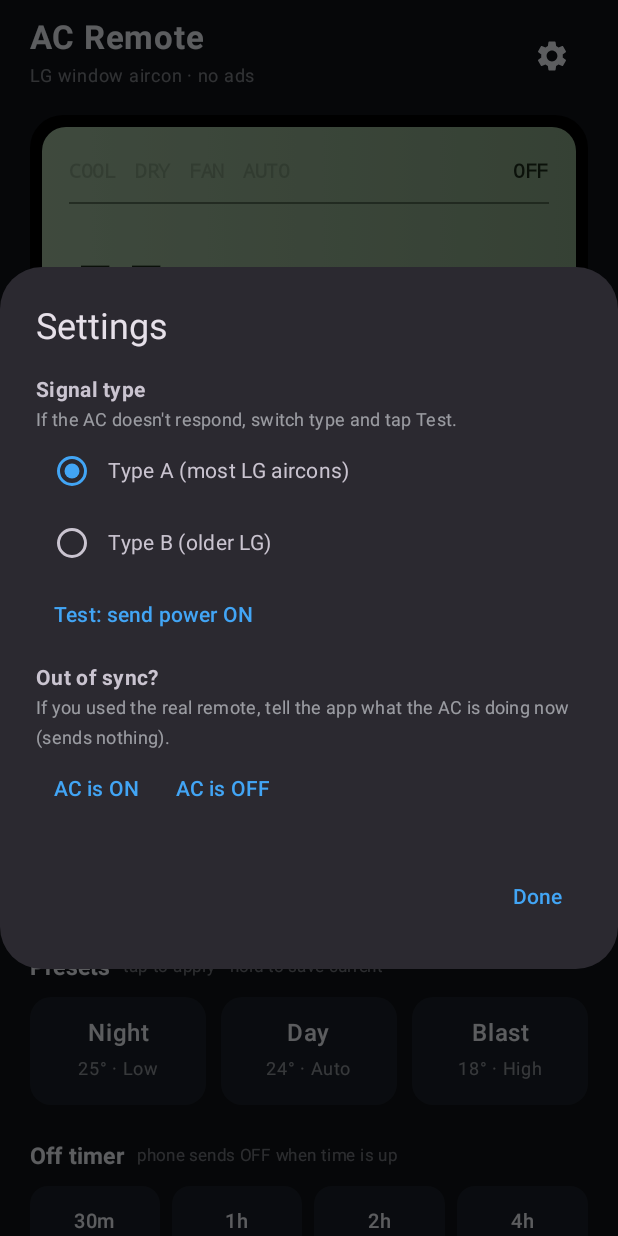
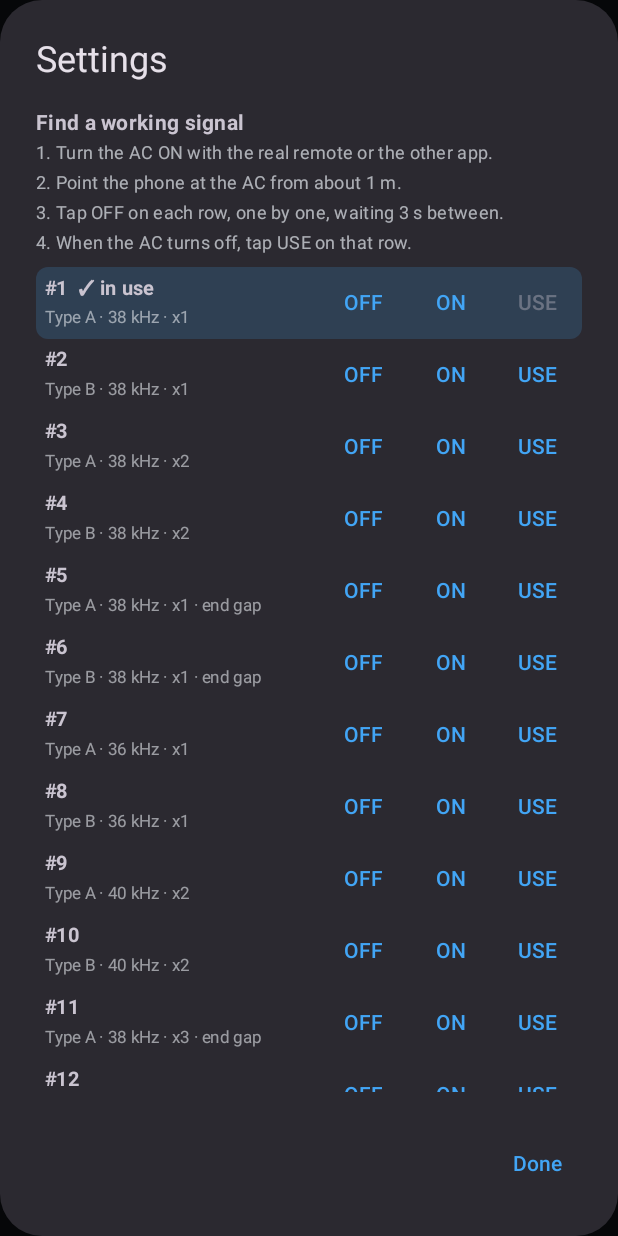
Before and after one commit to kalomaaan/LG_remote, an Android app built with Jetpack Compose: the screen it shows after launch (MainActivity), after a tap on "Settings", on a phone screen of 412 x 824 dp. Run offline under Robolectric (Android 15) with nearby library versions, the phone set to English and light mode, and no system bars.

Commit message:
v1.0.1: signal finder with 12 IR variants + phone IR diagnostics
Co-Authored-By: Claude Opus 5.5 <noreply@anthropic.com>
Claude-Session: https://claude.ai/code/session_01JU7XzfbG3rvNhXN7wbEf1a

```diff
--- a/app/src/main/java/com/kalomaaan/acremote/AcState.kt
+++ b/app/src/main/java/com/kalomaaan/acremote/AcState.kt
@@ -8,7 +8,7 @@ data class AcState(
     val temp: Int = 24,
     val fan: LgCodec.Fan = LgCodec.Fan.AUTO,
     val energySaving: Boolean = false,
-    val timing: LgCodec.Timing = LgCodec.Timing.TYPE_A,
+    val variant: Int = 0,
     val offTimerAt: Long = 0L,
 )
 
@@ -25,7 +25,7 @@ object Store {
             temp = p.getInt("temp", 24),
             fan = enumOr(p.getString("fan", null), LgCodec.Fan.AUTO),
             energySaving = p.getBoolean("energy", false),
-            timing = enumOr(p.getString("timing", null), LgCodec.Timing.TYPE_A),
+            variant = p.getInt("variant", 0),
             offTimerAt = p.getLong("offTimerAt", 0L),
         )
     }
@@ -37,7 +37,7 @@ object Store {
             .putInt("temp", s.temp)
             .putString("fan", s.fan.name)
             .putBoolean("energy", s.energySaving)
-            .putString("timing", s.timing.name)
+            .putInt("variant", s.variant)
             .putLong("offTimerAt", s.offTimerAt)
             .apply()
     }
--- a/app/src/main/java/com/kalomaaan/acremote/LgCodec.kt
+++ b/app/src/main/java/com/kalomaaan/acremote/LgCodec.kt
@@ -79,16 +79,60 @@ object LgCodec {
         return withChecksum(frame)
     }
 
+    /**
+     * One way of putting the frame on the air. Phones' IR drivers and LG units differ
+     * slightly, so the app lets the user try several and keep the one that works.
+     */
+    data class Variant(
+        val timing: Timing,
+        val freq: Int = CARRIER_HZ,
+        val repeats: Int = 1,
+        val tailGap: Boolean = false,
+    ) {
+        val label: String
+            get() = buildString {
+                append(if (timing == Timing.TYPE_A) "Type A" else "Type B")
+                append(" · ${freq / 1000} kHz · x$repeats")
+                if (tailGap) append(" · end gap")
+            }
+    }
+
+    val VARIANTS = listOf(
+        Variant(Timing.TYPE_A),
+        Variant(Timing.TYPE_B),
+        Variant(Timing.TYPE_A, repeats = 2),
+        Variant(Timing.TYPE_B, repeats = 2),
+        Variant(Timing.TYPE_A, tailGap = true),
+        Variant(Timing.TYPE_B, tailGap = true),
+        Variant(Timing.TYPE_A, freq = 36_000),
+        Variant(Timing.TYPE_B, freq = 36_000),
+        Variant(Timing.TYPE_A, freq = 40_000, repeats = 2),
+        Variant(Timing.TYPE_B, freq = 40_000, repeats = 2),
+        Variant(Timing.TYPE_A, repeats = 3, tailGap = true),
+        Variant(Timing.TYPE_B, repeats = 3, tailGap = true),
+    )
+
+    fun variant(index: Int): Variant = VARIANTS.getOrElse(index) { VARIANTS[0] }
+
+    private const val FRAME_GAP_US = 40_000
+
     /** Raw on/off durations in microseconds, as ConsumerIrManager.transmit expects. */
-    fun toPattern(frame: Int, timing: Timing): IntArray {
-        val out = ArrayList<Int>(2 + 28 * 2 + 1)
-        out += timing.headerMark
-        out += timing.headerSpace
-        for (i in 27 downTo 0) {
-            out += timing.bitMark
-            out += if ((frame ushr i) and 1 == 1) timing.oneSpace else timing.zeroSpace
+    fun toPattern(frame: Int, timing: Timing): IntArray = toPattern(frame, Variant(timing))
+
+    fun toPattern(frame: Int, v: Variant): IntArray {
+        val t = v.timing
+        val out = ArrayList<Int>()
+        repeat(v.repeats) { r ->
+            if (r > 0) out += FRAME_GAP_US
+            out += t.headerMark
+            out += t.headerSpace
+            for (i in 27 downTo 0) {
+                out += t.bitMark
+                out += if ((frame ushr i) and 1 == 1) t.oneSpace else t.zeroSpace
+            }
+            out += t.bitMark
         }
-        out += timing.bitMark
+        if (v.tailGap) out += FRAME_GAP_US
         return out.toIntArray()
     }
 
--- a/app/src/main/java/com/kalomaaan/acremote/MainActivity.kt
+++ b/app/src/main/java/com/kalomaaan/acremote/MainActivity.kt
@@ -115,7 +115,7 @@ fun RemoteScreen() {
     }
 
     fun send(frame: Int, label: String) {
-        val err = ir.send(frame, state.timing)
+        val err = ir.send(frame, LgCodec.variant(state.variant))
         buzz(ctx)
         status = err ?: "Sent: $label  (${LgCodec.hex(frame)})"
     }
@@ -286,8 +286,19 @@ fun RemoteScreen() {
     if (showSettings) {
         SettingsDialog(
             state = state,
-            onTiming = { update(state.copy(timing = it)) },
-            onTest = { send(LgCodec.stateFrame(state.mode, state.temp, state.fan, turningOn = true), "Test (power on)") },
+            irInfo = ir.info(),
+            onUseVariant = { i ->
+                update(state.copy(variant = i))
+                status = "Using signal #${i + 1}: ${LgCodec.variant(i).label}"
+            },
+            onTry = { i, on ->
+                val v = LgCodec.variant(i)
+                val frame = if (on) LgCodec.stateFrame(state.mode, state.temp, state.fan, turningOn = true) else LgCodec.CMD_OFF
+                val err = ir.send(frame, v)
+                buzz(ctx)
+                status = err ?: "Tried #${i + 1} ${if (on) "ON" else "OFF"} (${LgCodec.hex(frame)})"
+                err ?: "Sent #${i + 1} ${if (on) "ON" else "OFF"}"
+            },
             onSync = { power ->
                 update(state.copy(power = power))
                 status = "App now thinks the AC is ${if (power) "ON" else "OFF"}"
@@ -444,27 +455,51 @@ private fun SectionTitle(title: String, hint: String) {
 @Composable
 private fun SettingsDialog(
     state: AcState,
-    onTiming: (LgCodec.Timing) -> Unit,
-    onTest: () -> Unit,
+    irInfo: String,
+    onUseVariant: (Int) -> Unit,
+    onTry: (Int, Boolean) -> String,
     onSync: (Boolean) -> Unit,
     onDismiss: () -> Unit,
 ) {
+    var lastResult by remember { mutableStateOf("") }
     AlertDialog(
         onDismissRequest = onDismiss,
         confirmButton = { TextButton(onClick = onDismiss) { Text("Done") } },
         title = { Text("Settings") },
         text = {
-            Column {
-                Text("Signal type", fontWeight = FontWeight.Bold)
-                Text("If the AC doesn't respond, switch type and tap Test.", fontSize = 12.sp, color = KeyText.copy(alpha = 0.6f))
-                LgCodec.Timing.entries.forEach { t ->
-                    Row(verticalAlignment = Alignment.CenterVertically) {
-                        RadioButton(selected = state.timing == t, onClick = { onTiming(t) })
-                        Text(t.label)
+            Column(Modifier.verticalScroll(rememberScrollState())) {
+                Text("Find a working signal", fontWeight = FontWeight.Bold)
+                Text(
+                    "1. Turn the AC ON with the real remote or the other app.\n" +
+                        "2. Point the phone at the AC from about 1 m.\n" +
+                        "3. Tap OFF on each row, one by one, waiting 3 s between.\n" +
+                        "4. When the AC turns off, tap USE on that row.",
+                    fontSize = 12.sp, color = KeyText.copy(alpha = 0.7f),
+                )
+                if (lastResult.isNotEmpty()) {
+                    Text(lastResult, fontSize = 12.sp, color = Accent, modifier = Modifier.padding(top = 4.dp))
+                }
+                Spacer(Modifier.height(6.dp))
+                LgCodec.VARIANTS.forEachIndexed { i, v ->
+                    val selected = state.variant == i
+                    Row(
+                        Modifier
+                            .fillMaxWidth()
+                            .clip(RoundedCornerShape(8.dp))
+                            .background(if (selected) Accent.copy(alpha = 0.18f) else Color.Transparent)
+                            .padding(start = 6.dp),
+                        verticalAlignment = Alignment.CenterVertically,
+                    ) {
+                        Column(Modifier.weight(1f)) {
+                            Text("#${i + 1}${if (selected) "  ✓ in use" else ""}", fontWeight = FontWeight.Bold, fontSize = 13.sp)
+                            Text(v.label, fontSize = 11.sp, color = KeyText.copy(alpha = 0.6f))
+                        }
+                        TextButton(onClick = { lastResult = onTry(i, false) }) { Text("OFF") }
+                        TextButton(onClick = { lastResult = onTry(i, true) }) { Text("ON") }
+                        TextButton(onClick = { onUseVariant(i) }, enabled = !selected) { Text("USE") }
                     }
                 }
-                TextButton(onClick = onTest) { Text("Test: send power ON") }
-                Spacer(Modifier.height(8.dp))
+                Spacer(Modifier.height(10.dp))
                 Text("Out of sync?", fontWeight = FontWeight.Bold)
                 Text("If you used the real remote, tell the app what the AC is doing now (sends nothing).",
                     fontSize = 12.sp, color = KeyText.copy(alpha = 0.6f))
@@ -472,6 +507,9 @@ private fun SettingsDialog(
                     TextButton(onClick = { onSync(true) }) { Text("AC is ON") }
                     TextButton(onClick = { onSync(false) }) { Text("AC is OFF") }
                 }
+                Spacer(Modifier.height(10.dp))
+                Text("Phone IR info", fontWeight = FontWeight.Bold)
+                Text(irInfo, fontSize = 11.sp, color = KeyText.copy(alpha = 0.6f), fontFamily = FontFamily.Monospace)
             }
         },
     )
--- a/app/src/main/java/com/kalomaaan/acremote/OffTimerReceiver.kt
+++ b/app/src/main/java/com/kalomaaan/acremote/OffTimerReceiver.kt
@@ -11,7 +11,7 @@ import android.os.Build
 class OffTimerReceiver : BroadcastReceiver() {
     override fun onReceive(context: Context, intent: Intent) {
         val state = Store.load(context)
-        IrSender(context).send(LgCodec.CMD_OFF, state.timing)
+        IrSender(context).send(LgCodec.CMD_OFF, LgCodec.variant(state.variant))
         Store.save(context, state.copy(power = false, offTimerAt = 0L))
     }
 
```
Also changed, not shown: app/src/main/java/com/kalomaaan/acremote/IrSender.kt (+16 -2 lines), 1 other file.
